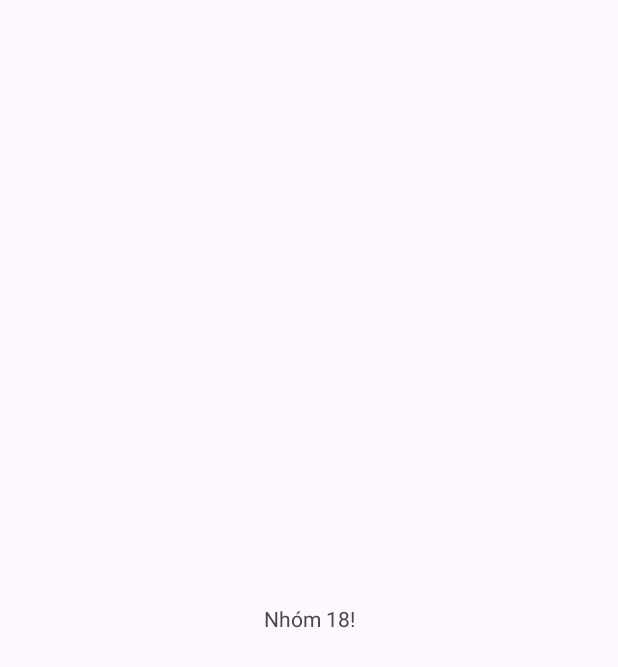
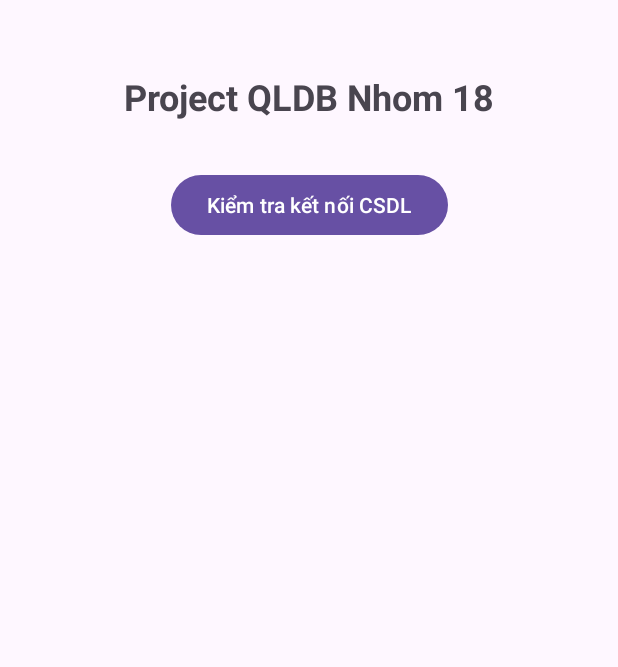
Before and after one commit to KhaiTapCode04/Project_QLDB_Nhom18, an Android app: the screen it shows after launch (MainActivity), on a phone screen of 412 x 824 dp. Before the commit the part shown is almost empty. Shown: the top 667 px of the screen. Run offline under Robolectric (Android 15) with nearby library versions, the phone set to English and light mode, and no system bars; 1 statement that could not run was skipped.

Commit message:
update databasse

```diff
--- a/app/build.gradle.kts
+++ b/app/build.gradle.kts
@@ -37,6 +37,9 @@ android {
 
 dependencies {
 
+    implementation("com.squareup.retrofit2:retrofit:2.9.0")
+    implementation("com.squareup.retrofit2:converter-gson:2.9.0")
+    implementation("com.squareup.okhttp3:logging-interceptor:4.9.0")
     implementation(libs.androidx.core.ktx)
     implementation(libs.androidx.appcompat)
     implementation(libs.material)
--- a/app/src/main/AndroidManifest.xml
+++ b/app/src/main/AndroidManifest.xml
@@ -1,6 +1,10 @@
 <?xml version="1.0" encoding="utf-8"?>
 <manifest xmlns:android="http://schemas.android.com/apk/res/android"
     xmlns:tools="http://schemas.android.com/tools">
+
+    <!-- Thêm quyền internet -->
+    <uses-permission android:name="android.permission.INTERNET" />
+    <uses-permission android:name="android.permission.ACCESS_NETWORK_STATE" />
 
     <application
         android:allowBackup="true"
@@ -11,6 +15,7 @@
         android:roundIcon="@mipmap/ic_launcher_round"
         android:supportsRtl="true"
         android:theme="@style/Theme.Nhom18_LTTBDD_QLDB_NgayBC"
+        android:usesCleartextTraffic="true"
         tools:targetApi="31">
         <activity
             android:name=".MainActivity"
--- a/app/src/main/java/com/example/nhom18_lttbdd_qldb_ngaybc/MainActivity.kt
+++ b/app/src/main/java/com/example/nhom18_lttbdd_qldb_ngaybc/MainActivity.kt
@@ -1,20 +1,110 @@
 package com.example.nhom18_lttbdd_qldb_ngaybc
 
 import android.os.Bundle
-import androidx.activity.enableEdgeToEdge
+import android.widget.Button
+import android.widget.TextView
+import android.widget.Toast
 import androidx.appcompat.app.AppCompatActivity
-import androidx.core.view.ViewCompat
-import androidx.core.view.WindowInsetsCompat
+import androidx.lifecycle.lifecycleScope
+import androidx.recyclerview.widget.LinearLayoutManager
+import androidx.recyclerview.widget.RecyclerView
+import com.example.nhom18_lttbdd_qldb_ngaybc.adapter.ContactAdapter
+import com.example.nhom18_lttbdd_qldb_ngaybc.adapter.UserAdapter
+import com.example.nhom18_lttbdd_qldb_ngaybc.api.ApiService
+import kotlinx.coroutines.launch
 
 class MainActivity : AppCompatActivity() {
+
+    private lateinit var statusTextView: TextView
+    private lateinit var checkButton: Button
+    private lateinit var contactsRecyclerView: RecyclerView
+    private val apiService = ApiService.create()
+
     override fun onCreate(savedInstanceState: Bundle?) {
         super.onCreate(savedInstanceState)
-        enableEdgeToEdge()
         setContentView(R.layout.activity_main)
-        ViewCompat.setOnApplyWindowInsetsListener(findViewById(R.id.main)) { v, insets ->
-            val systemBars = insets.getInsets(WindowInsetsCompat.Type.systemBars())
-            v.setPadding(systemBars.left, systemBars.top, systemBars.right, systemBars.bottom)
-            insets
+
+
+        checkButton = findViewById(R.id.checkConnectionButton)
+        contactsRecyclerView = findViewById(R.id.contactsRecyclerView)
+
+        checkButton.setOnClickListener {
+            checkDatabaseConnection()
+        }
+
+
+        // Gọi hàm để lấy danh sách người dùng
+        /*getAllContacts()*/
+        getAllUsers()
+    }
+    private fun getAllUsers() {
+        lifecycleScope.launch {
+            try {
+                val response = apiService.getAllUsers()
+                if (response.isSuccessful) {
+                    val result = response.body()
+                    if (result?.status == "success") {
+                        // Hiển thị danh sách người dùng
+                        val users = result.data ?: emptyList() // Đây là List<User>
+                        val adapter = UserAdapter(users) // Sử dụng UserAdapter
+                        contactsRecyclerView.layoutManager = LinearLayoutManager(this@MainActivity)
+                        contactsRecyclerView.adapter = adapter
+                    } else {
+                        statusTextView.text = "Lỗi: ${result?.message ?: "Không xác định"}"
+                    }
+                } else {
+                    statusTextView.text = "Lỗi: ${response.code()} - ${response.message()}"
+                }
+            } catch (e: Exception) {
+                statusTextView.text = "Lỗi kết nối: ${e.message}"
+                Toast.makeText(this@MainActivity, "Lỗi kết nối: ${e.message}", Toast.LENGTH_LONG).show()
+            }
         }
     }
+
+    private fun checkDatabaseConnection() {
+        lifecycleScope.launch {
+            try {
+                val response = apiService.checkConnection(true)
+                if (response.isSuccessful) {
+                    val result = response.body()
+                    if (result?.status == "success") {
+                        statusTextView.text = "Kết nối thành công: ${result.message}"
+                    } else {
+                        statusTextView.text = "Lỗi: ${result?.message ?: "Không xác định"}"
+                    }
+                } else {
+                    statusTextView.text = "Lỗi: ${response.code()} - ${response.message()}"
+                }
+            } catch (e: Exception) {
+                statusTextView.text = "Lỗi kết nối: ${e.message}"
+                Toast.makeText(this@MainActivity, "Lỗi kết nối: ${e.message}", Toast.LENGTH_LONG).show()
+            }
+        }
+    }
+
+    /*private fun getAllContacts() {
+        lifecycleScope.launch {
+            try {
+                val response = apiService.getAllContacts()
+                if (response.isSuccessful) {
+                    val result = response.body()
+                    if (result?.status == "success") {
+                        // Hiển thị danh sách người dùng
+                        val contacts = result.data ?: emptyList()
+                        val adapter = ContactAdapter(contacts)
+                        contactsRecyclerView.layoutManager = LinearLayoutManager(this@MainActivity)
+                        contactsRecyclerView.adapter = adapter
+                    } else {
+                        statusTextView.text = "Lỗi: ${result?.message ?: "Không xác định"}"
+                    }
+                } else {
+                    statusTextView.text = "Lỗi: ${response.code()} - ${response.message()}"
+                }
+            } catch (e: Exception) {
+                statusTextView.text = "Lỗi kết nối: ${e.message}"
+                Toast.makeText(this@MainActivity, "Lỗi kết nối: ${e.message}", Toast.LENGTH_LONG).show()
+            }
+        }
+    }*/
 }
--- /dev/null
+++ b/app/src/main/java/com/example/nhom18_lttbdd_qldb_ngaybc/api/ApiService.kt
@@ -0,0 +1,48 @@
+package com.example.nhom18_lttbdd_qldb_ngaybc.api
+
+import com.example.nhom18_lttbdd_qldb_ngaybc.model.ApiResponse
+import com.example.nhom18_lttbdd_qldb_ngaybc.model.Contact
+import okhttp3.OkHttpClient
+import okhttp3.logging.HttpLoggingInterceptor
+import retrofit2.Response
+import retrofit2.Retrofit
+import retrofit2.converter.gson.GsonConverterFactory
+import retrofit2.http.Body
+import retrofit2.http.GET
+import retrofit2.http.POST
+import retrofit2.http.Query
+
+interface ApiService {
+    @GET("/Project_QLDB_Nhom18/backend/api/api.php")
+    suspend fun checkConnection(@Query("check_connection") check: Boolean = true): Response<ApiResponse>
+    @GET("/Project_QLDB_Nhom18/backend/api/api.php")
+    suspend fun getAllUsers(): Response<ApiResponse>
+
+    @GET("/Project_QLDB_Nhom18/backend/api/api.php")
+    suspend fun getAllContacts(): Response<ApiResponse>
+
+    @POST("/Project_QLDB_Nhom18/backend/api/api.php")
+    suspend fun addContact(@Body contact: Contact): Response<ApiResponse>
+
+    companion object {
+        private const val BASE_URL = "http://10.0.2.2/"
+        // 10.0.2.2 là địa chỉ localhost của máy tính từ máy ảo Android Emulator
+
+        fun create(): ApiService {
+            val logger = HttpLoggingInterceptor().apply {
+                level = HttpLoggingInterceptor.Level.BODY
+            }
+
+            val client = OkHttpClient.Builder()
+                .addInterceptor(logger)
+                .build()
+
+            return Retrofit.Builder()
+                .baseUrl(BASE_URL)
+                .client(client)
+                .addConverterFactory(GsonConverterFactory.create())
+                .build()
+                .create(ApiService::class.java)
+        }
+    }
+}
--- a/app/src/main/res/layout/activity_main.xml
+++ b/app/src/main/res/layout/activity_main.xml
@@ -2,18 +2,46 @@
 <androidx.constraintlayout.widget.ConstraintLayout xmlns:android="http://schemas.android.com/apk/res/android"
     xmlns:app="http://schemas.android.com/apk/res-auto"
     xmlns:tools="http://schemas.android.com/tools"
-    android:id="@+id/main"
     android:layout_width="match_parent"
     android:layout_height="match_parent"
-    tools:context=".MainActivity">
+    android:padding="16dp"
+    tools:context=".MainActivity"
+    android:id="@+id/main">
+
+    <androidx.recyclerview.widget.RecyclerView
+        android:id="@+id/contactsRecyclerView"
+        android:layout_width="match_parent"
+        android:layout_height="0dp"
+
+        android:layout_marginBottom="432dp"
+        app:layout_constraintBottom_toBottomOf="parent"
+        tools:layout_editor_absoluteX="16dp" />
 
     <TextView
+        android:id="@+id/titleTextView"
         android:layout_width="wrap_content"
         android:layout_height="wrap_content"
-        android:text="Nhóm 18!"
-        app:layout_constraintBottom_toBottomOf="parent"
+        android:text="Project QLDB Nhom 18"
+        android:textSize="24sp"
+        android:textStyle="bold"
+        app:layout_constraintTop_toTopOf="parent"
+        app:layout_constraintStart_toStartOf="parent"
         app:layout_constraintEnd_toEndOf="parent"
+        android:layout_marginTop="32dp"/>
+
+    <Button
+        android:id="@+id/checkConnectionButton"
+        android:layout_width="wrap_content"
+        android:layout_height="wrap_content"
+        android:text="Kiểm tra kết nối CSDL"
+        app:layout_constraintTop_toBottomOf="@id/titleTextView"
         app:layout_constraintStart_toStartOf="parent"
-        app:layout_constraintTop_toTopOf="parent" />
+        app:layout_constraintEnd_toEndOf="parent"
+        android:layout_marginTop="32dp"/>
+
+
+
+
+
 
 </androidx.constraintlayout.widget.ConstraintLayout>
```
Also changed, not shown: app/src/main/java/com/example/nhom18_lttbdd_qldb_ngaybc/adapter/ContactAdapter.kt (added, +40 -0 lines), app/src/main/java/com/example/nhom18_lttbdd_qldb_ngaybc/adapter/UserAdapter.kt (added, +32 -0 lines), app/src/main/java/com/example/nhom18_lttbdd_qldb_ngaybc/model/Contact.kt (added, +28 -0 lines), app/src/main/res/layout/item_contact.xml (added, +44 -0 lines), app/src/main/res/layout/item_user.xml (added, +19 -0 lines), build.gradle.kts (line endings or trailing spaces), 2 other files.
